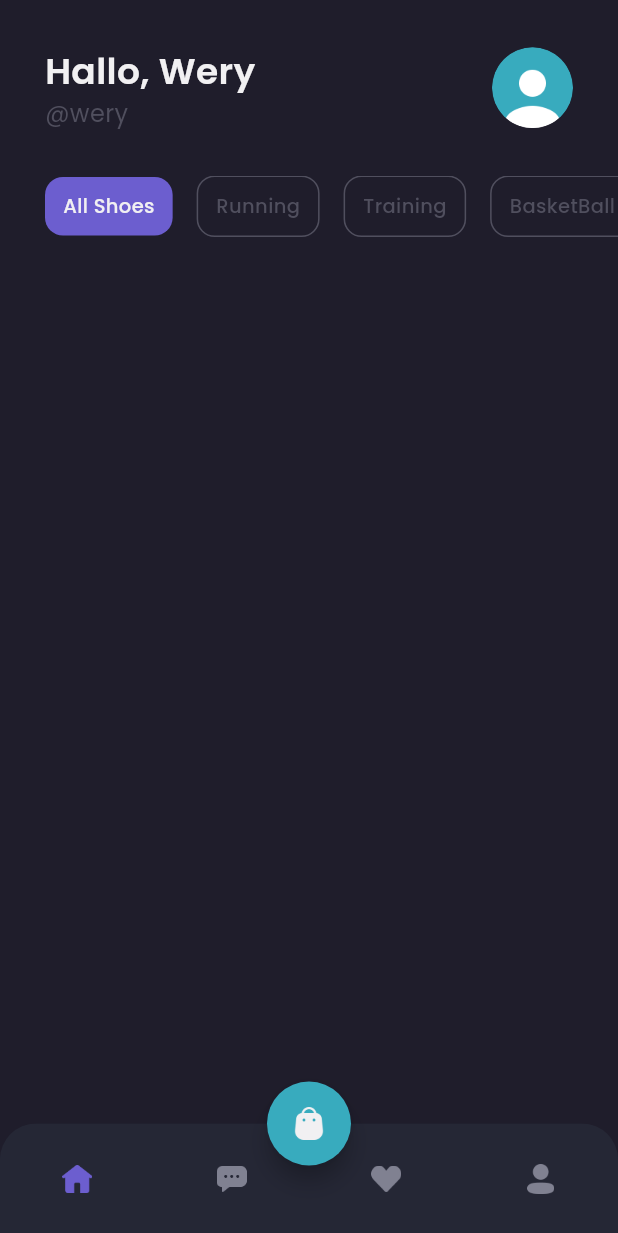
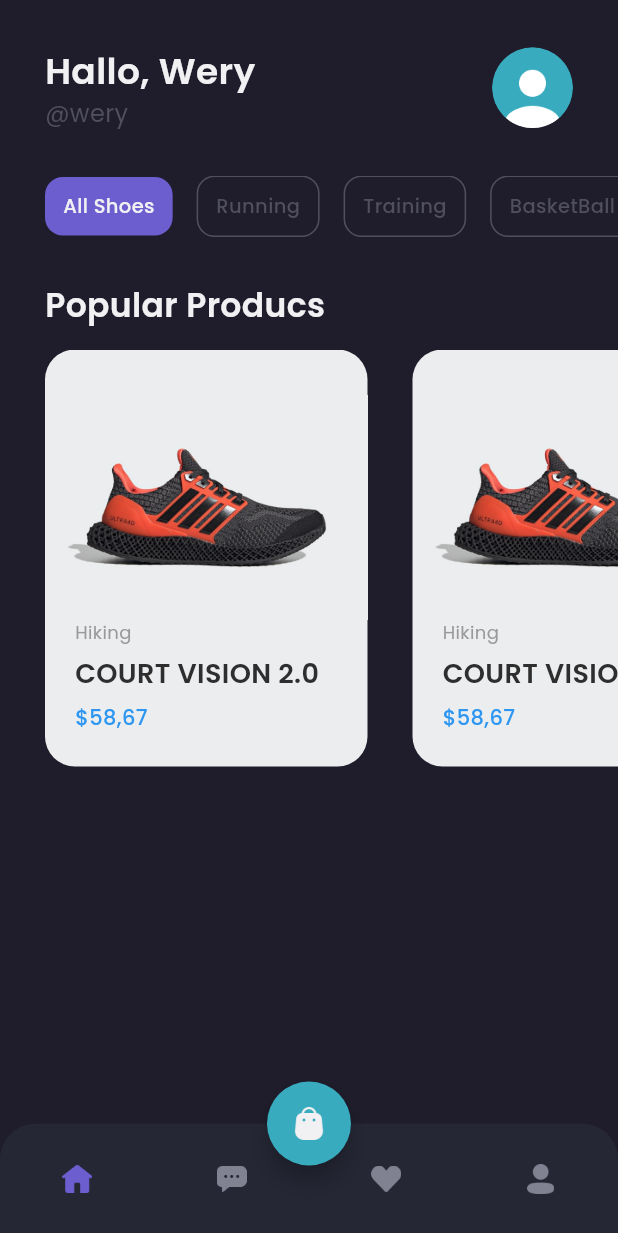
Before and after one commit to Wery-wer/E-Commerce_Flutter, a Flutter app: the screen it shows after launch, on a phone screen of 412 x 824 dp. Shown: the top 1233 px of the screen. Run offline on Flutter 3.47's test engine with Material 3 defaults, Android fonts, the phone set to English and light mode, and no system bars; our stand-ins replace google_fonts.

Commit message:
update popular products

```diff
--- a/lib/pages/home/home_page.dart
+++ b/lib/pages/home/home_page.dart
@@ -1,5 +1,6 @@
 import 'package:flutter/material.dart';
 import 'package:shamo_apps/themes/themes.dart';
+import 'package:shamo_apps/widgets/productcard.dart';
 
 class HomePage extends StatelessWidget {
   const HomePage({super.key});
@@ -164,10 +165,51 @@
       );
     }
 
+    Widget popularProductsTitle(){
+      return Container(
+        margin : EdgeInsets.only(
+          top: defaultMargin,
+          left: defaultMargin,
+          right: defaultMargin,
+        ),
+        child: Text(
+          'Popular Producs',
+          style: primaryTextStyle.copyWith(
+            fontSize: 22,
+            fontWeight: semiBold,
+          ),
+        ),
+      );
+    }
+
+    Widget popularProducts(){
+      return Container(
+        margin: EdgeInsets.only(top: 14),
+        child: SingleChildScrollView(
+          scrollDirection: Axis.horizontal,
+          child: Row(
+            children: [
+              SizedBox(width: defaultMargin),
+              Row(
+                children: [
+                  Productcard(),
+                  Productcard(),
+                  Productcard(),
+                ],
+              )
+            ],
+          ),
+        ),
+      );
+    }
+
+
     return ListView(
       children: [
         header(),
-        categories()
+        categories(),
+        popularProductsTitle(),
+        popularProducts(),
       ],
     );
   }
--- a/lib/themes/themes.dart
+++ b/lib/themes/themes.dart
@@ -17,6 +17,7 @@
 Color secondaryTextColor = Color(0xFF999999);
 Color subtitleTextColor = Color(0xFF504F5E);
 Color transparerntColor = Colors.transparent;
+Color blackColor = Color(0xFF2E2E2E);
 
 TextStyle primaryTextStyle = GoogleFonts.poppins(
   color: primaryTextColor,
@@ -24,6 +25,10 @@
 
 TextStyle secondaryTextStyle = GoogleFonts.poppins(
   color: secondaryTextColor,
+);
+
+TextStyle blackTextStyle = GoogleFonts.poppins(
+  color: blackColor
 );
 
 TextStyle priceTextStyle = GoogleFonts.poppins(
--- /dev/null
+++ b/lib/widgets/productcard.dart
@@ -0,0 +1,64 @@
+import "package:flutter/material.dart";
+import "package:shamo_apps/themes/themes.dart";
+
+class Productcard extends StatelessWidget {
+  const Productcard({super.key});
+
+  @override
+  Widget build(BuildContext context) {
+    return Container(
+      width: 215,
+      height: 278,
+      margin: EdgeInsets.only(right: defaultMargin),
+      decoration: BoxDecoration(
+        borderRadius: BorderRadius.circular(20),
+        color: Color(0xFFECEDEF),
+      ),
+      child: Column(
+        crossAxisAlignment: CrossAxisAlignment.start,
+        children: [
+          SizedBox(height: 30),
+          Image.asset(
+            'assets/image_shoes.png',
+            width: 215,
+            height: 150,
+            fit: BoxFit.cover,
+          ),
+          Container(
+            margin: EdgeInsets.symmetric(
+              horizontal: 20,
+            ),
+            child: Column(
+              crossAxisAlignment: CrossAxisAlignment.start,
+              children: [
+                Text(
+                  'Hiking',
+                  style: secondaryTextStyle.copyWith(
+                    fontSize: 12
+                  ),
+                ),
+                SizedBox(height: 6),
+                Text(
+                  'COURT VISION 2.0',
+                  style: blackTextStyle.copyWith(
+                    fontSize: 18,
+                    fontWeight: semiBold
+                  ),
+                  overflow: TextOverflow.ellipsis,
+                ),
+                SizedBox(height: 6),
+                Text(
+                  '\$58,67',
+                  style: priceTextStyle.copyWith(
+                    fontSize: 14,
+                    fontWeight: medium
+                  ),
+                ),
+              ],
+            ),
+          )
+        ],
+      ),
+    );
+  }
+}
```
